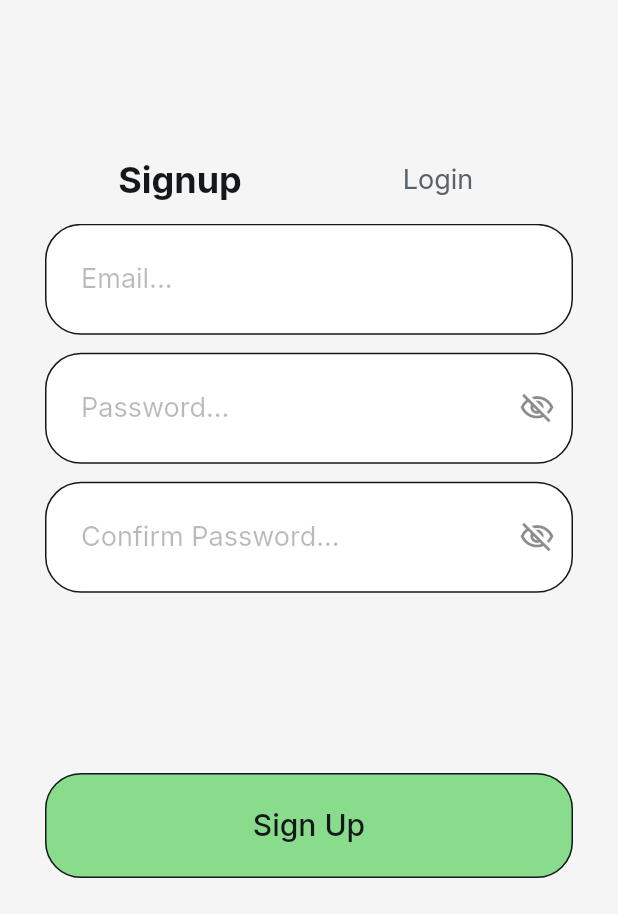
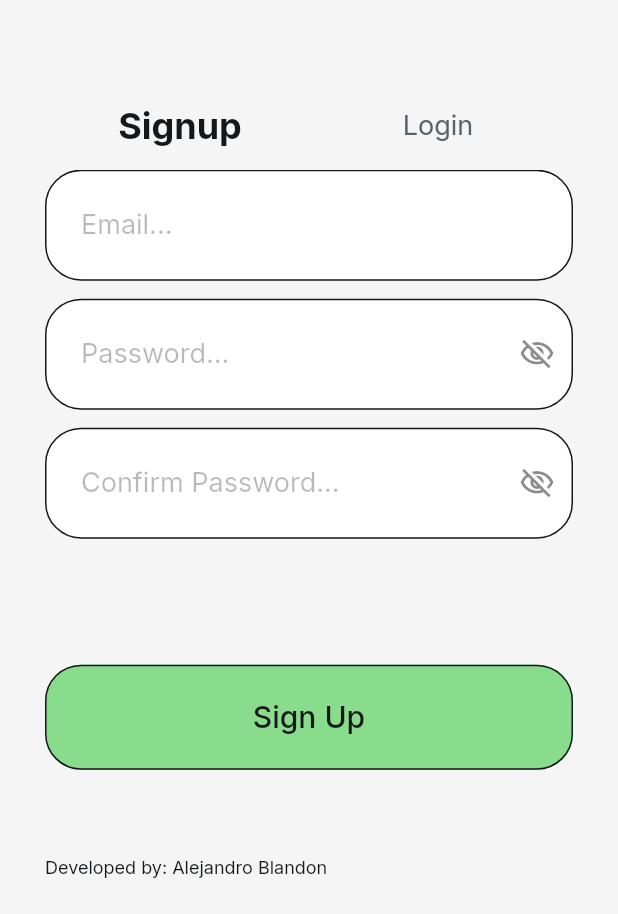
Before and after one commit to alejandroblandon/TodoApp-FlutterFlow, a Flutter app: the screen it shows after launch, on a phone screen of 412 x 824 dp, the part 322-1236 px from its top. Run offline on Flutter 3.47's test engine with Material 3 defaults, Android fonts, the phone set to English and light mode, and no system bars; drawn by our look-alikes of auto_size_text; our stand-ins replace cloud_firestore, easy_debounce, file_picker, firebase_auth, firebase_core, firebase_storage and 12 more; missing offline and left inert: json_path, mime_type; accounts and stored records are empty.

Commit message:
Added credits on login screen

```diff
--- a/lib/login/login_widget.dart
+++ b/lib/login/login_widget.dart
@@ -830,6 +830,14 @@ class _LoginWidgetState extends State<LoginWidget>
                           ),
                       ],
                     ),
+                    Text(
+                      'Developed by: Alejandro Blandon',
+                      style: FlutterFlowTheme.of(context).bodyMedium.override(
+                            fontFamily: 'Inter',
+                            fontSize: 12.0,
+                            letterSpacing: 0.0,
+                          ),
+                    ),
                   ],
                 ),
               ),
```
